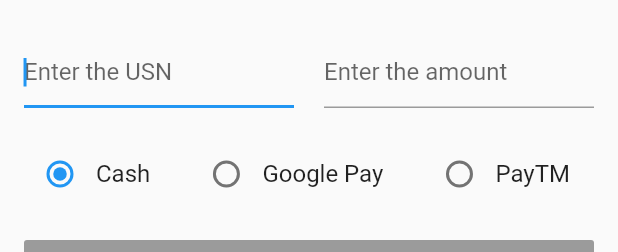
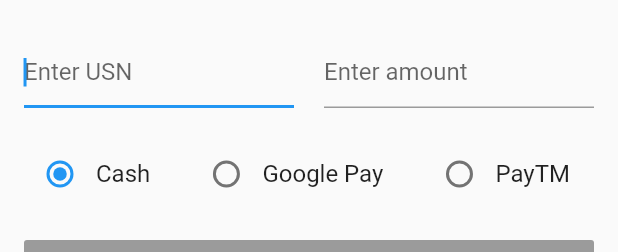
Before and after one commit to amog787/verve_admin, a Flutter app: the AccountForm widget shown alone on an empty page, opened directly, on a phone screen of 412 x 824 dp. Shown: the top 252 px of the screen. Run offline on Flutter 3.47's test engine with Material 2 defaults, Android fonts, the phone set to English and light mode, and no system bars; our stand-ins replace shared_preferences; accounts and stored records are empty; network calls fail.

Commit message:
Modified hint text

```diff
--- a/lib/screens/account_settle.dart
+++ b/lib/screens/account_settle.dart
@@ -93,16 +93,14 @@ class _AccountFormState extends State<AccountForm> {
                 child: TextField(
                   autocorrect: false,
                   autofocus: true,
-                  decoration: InputDecoration(
-                    hintText: 'Enter the USN',
-                  ),
+                  decoration: InputDecoration(hintText: 'Enter USN'),
                   controller: _usnController,
                 ),
               ),
               SizedBox(width: 20.0),
               Expanded(
                 child: TextField(
-                  decoration: InputDecoration(hintText: 'Enter the amount'),
+                  decoration: InputDecoration(hintText: 'Enter amount'),
                   keyboardType: TextInputType.number,
                   inputFormatters: <TextInputFormatter>[
                     WhitelistingTextInputFormatter.digitsOnly
```
